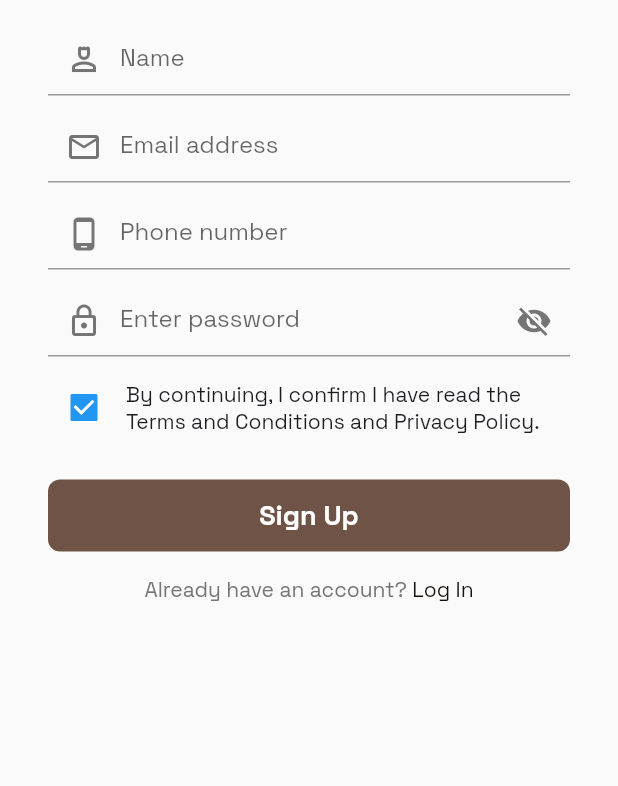
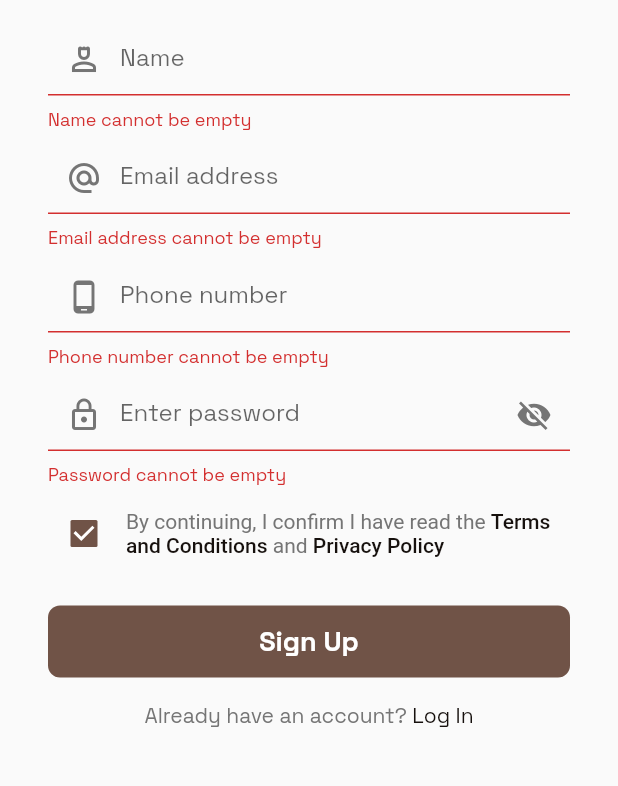
Before and after one commit to faetysal/eazi_ride, a Flutter app: the Signup screen opened directly, after a tap on "Sign Up", on a phone screen of 412 x 824 dp, the part 182-968 px from its top. Run offline on Flutter 3.47's test engine with Material 3 defaults, Android fonts, the light colour scheme and no system bars; our stand-ins replace email_validator, flutter_svg, get, get_storage, google_fonts, hugeicons and 2 more; accounts and stored records are empty.

Commit message:
Add validation to sign up form

```diff
--- a/lib/src/components/input.dart
+++ b/lib/src/components/input.dart
@@ -1,5 +1,6 @@
 import 'package:eazi_ride/src/config.dart';
 import 'package:flutter/material.dart';
+import 'package:flutter/services.dart';
 
 class Input extends StatelessWidget {
   final TextEditingController? controller;
@@ -10,6 +11,8 @@ class Input extends StatelessWidget {
   final Function()? onSuffixIconTap;
   final bool obscureText;
   final bool readOnly;
+  final List<TextInputFormatter>? inputFormatters;
+  final TextInputType? keyboardType;
 
   const Input({
     super.key,
@@ -20,7 +23,9 @@ class Input extends StatelessWidget {
     this.suffixIcon,
     this.onSuffixIconTap,
     this.obscureText = false,
-    this.readOnly = false
+    this.readOnly = false,
+    this.inputFormatters,
+    this.keyboardType
   });
 
   @override
@@ -42,8 +47,10 @@ class Input extends StatelessWidget {
             child: Icon(suffixIcon)
           )
           : null,
-        focusedBorder: _buildInputBorder()
+        focusedBorder: _buildInputBorder(),
       ),
+      inputFormatters: inputFormatters,
+      keyboardType: keyboardType
     );
   }
 
--- a/lib/src/views/login.dart
+++ b/lib/src/views/login.dart
@@ -6,24 +6,24 @@ import 'package:eazi_ride/src/views/home.dart';
 import 'package:flutter/material.dart';
 import 'package:flutter_svg/svg.dart';
 import 'package:get/get.dart';
+import 'package:hugeicons/hugeicons.dart';
 
 import 'forgot_password.dart';
 import 'signup.dart';
 
 class Login extends StatelessWidget {
-  final LoginController controller = Get.put(LoginController());
-
-  Login({super.key});
+  const Login({super.key});
 
   @override
   Widget build(BuildContext context) {
+    final LoginController controller = Get.put(LoginController());
 
     return Scaffold(
       body: Stack(
         children: [
           SingleChildScrollView(
             child: Container(
-              padding: const EdgeInsets.fromLTRB(16, kToolbarHeight + 24, 16, 16),
+              padding: const EdgeInsets.fromLTRB(16, kToolbarHeight + 24, 16, 40),
               height: MediaQuery.of(context).size.height,
               child: Column(
                 mainAxisAlignment: MainAxisAlignment.spaceEvenly,
@@ -59,7 +59,7 @@ class Login extends StatelessWidget {
                                 return null;
                               },
                               placeholder: 'Email address',
-                              prefixIcon: Icons.person_4_outlined,
+                              prefixIcon: Icons.alternate_email,
                             )
                           ),
                           const SizedBox(height: 16),
@@ -118,7 +118,7 @@ class Login extends StatelessWidget {
                                 color: colorGrey
                               )),
                               InkWell(
-                                onTap: () => Get.off(const Signup(), id: 0),
+                                onTap: () => Get.off(Signup(), id: 0),
                                 child: Text('Sign Up', style: TextStyle(
                                   color: colorBlack
                                 )),
@@ -147,7 +147,7 @@ class Login extends StatelessWidget {
 }
 
 class LoginController extends GetxController {
-  final formKey = GlobalKey<FormState>();
+  late GlobalKey<FormState> formKey;
   Rx<AutovalidateMode> validateMode = AutovalidateMode.disabled.obs;
   RxBool hidePassword = true.obs;
   RxBool authenticating = false.obs;
@@ -158,6 +158,7 @@ class LoginController extends GetxController {
   @override
   void onInit() {
     super.onInit();
+    formKey = GlobalKey();
     emailCtrl = TextEditingController();
     passwordCtrl = TextEditingController();
   }
--- a/lib/src/views/signup.dart
+++ b/lib/src/views/signup.dart
@@ -1,8 +1,11 @@
 import 'package:eazi_ride/src/components/button.dart';
 import 'package:eazi_ride/src/components/input.dart';
+import 'package:eazi_ride/src/components/loader.dart';
 import 'package:eazi_ride/src/config.dart';
 import 'package:eazi_ride/src/views/home.dart';
+import 'package:email_validator/email_validator.dart';
 import 'package:flutter/material.dart';
+import 'package:flutter/services.dart';
 import 'package:flutter_svg/svg.dart';
 import 'package:get/get.dart';
 
@@ -13,51 +16,91 @@ class Signup extends StatelessWidget {
 
   @override
   Widget build(BuildContext context) {
+    final SignupController controller = Get.put(SignupController());
+
     return Scaffold(
-      body: SingleChildScrollView(
+      body: Stack(
+        children: [
+          SingleChildScrollView(
             child: Container(
               padding: const EdgeInsets.fromLTRB(16, kToolbarHeight + 24, 16, 16),
               height: MediaQuery.of(context).size.height,
               child: Column(
                 children: [
-              Text('EaziRide', style: TextStyle(
+                  const Text('EaziRide', style: TextStyle(
                     fontSize: 32,
                     fontWeight: FontWeight.bold
                   ), textAlign: TextAlign.center),
                   const SizedBox(height: 16),
                   Container(
                     // color: Colors.yellow,
-                padding: EdgeInsets.symmetric(horizontal: 16),
-                child: Form(
+                    padding: const EdgeInsets.symmetric(horizontal: 16),
+                    child: Obx(() => Form(
+                      key: controller.formKey,
+                      autovalidateMode: controller.validateMode.value,
                       child: Column(
                         children: [
-                      SizedBox(
-                        height: 50,
+                          FormFieldBox(
                             child: Input(
+                              controller: controller.nameCtrl,
+                              validator: (v) {
+                                if (v == null || v.isEmpty) {
+                                  return 'Name cannot be empty';
+                                } return null;
+                              },
                               placeholder: 'Name',
                               prefixIcon: Icons.person_4_outlined,
                             )
                           ),
                           const SizedBox(height: 8),
-                      SizedBox(
-                        height: 50,
+                          FormFieldBox(
                             child: Input(
+                              controller: controller.emailCtrl,
+                              validator: (v) {
+                                if (v == null || v.isEmpty) {
+                                  return 'Email address cannot be empty';
+                                }
+
+                                if (!EmailValidator.validate(v)) {
+                                  return 'Please enter a valid email address';
+                                }
+
+                                return null;
+                              },
                               placeholder: 'Email address',
-                          prefixIcon: Icons.email_outlined,
+                              prefixIcon: Icons.alternate_email,
                             )
                           ),
                           const SizedBox(height: 8),
-                      SizedBox(
-                        height: 50,
+                          FormFieldBox(
                             child: Input(
+                              controller: controller.phoneCtrl,
+                              validator: (v) {
+                                if (v == null || v.isEmpty) {
+                                  return 'Phone number cannot be empty';
+                                }
+
+                                if (v.length != 11 && v.length != 13) {
+                                  return 'Invalid phone number';
+                                }
+
+                                return null;
+                              },
                               placeholder: 'Phone number',
                               prefixIcon: Icons.phone_android_outlined,
+                              inputFormatters: [FilteringTextInputFormatter.digitsOnly],
+                              keyboardType: TextInputType.phone,
                             )
                           ),
                           const SizedBox(height: 8),
-                      SizedBox(
-                        height: 50,
+                          FormFieldBox(
                             child: Input(
+                              controller: controller.passwordCtrl,
+                              validator: (v) {
+                                if (v == null || v.isEmpty) {
+                                  return 'Password cannot be empty';
+                                } return null;
+                              },
                               placeholder: 'Enter password',
                               obscureText: true,
                               prefixIcon: Icons.lock_outline,
@@ -70,11 +113,29 @@ class Signup extends StatelessWidget {
                             children: [
                               Checkbox(
                                 value: true,
-                            onChanged: (v) {}
+                                onChanged: (v) {},
+                                checkColor: Colors.white,
+                                activeColor: colorPrimary,
                               ),
                               const SizedBox(width: 4),
                               Expanded(
-                            child: Text('By continuing, I confirm I have read the Terms and Conditions and Privacy Policy.')
+                                child: RichText(
+                                  text: const TextSpan(
+                                    style: TextStyle(color: colorGrey),
+                                    children: [
+                                      TextSpan(text: 'By continuing, I confirm I have read the '),
+                                      TextSpan(
+                                        text: 'Terms and Conditions ',
+                                        style: TextStyle(color: colorBlack, fontWeight: FontWeight.w500)
+                                      ),
+                                      TextSpan(text: 'and '),
+                                      TextSpan(
+                                        text: 'Privacy Policy',
+                                        style: TextStyle(color: colorBlack, fontWeight: FontWeight.w500)
+                                      )
+                                    ]
+                                  )
+                                )
                               )
                             ],
                           ),
@@ -84,7 +145,14 @@ class Signup extends StatelessWidget {
                             height: 48,
                             width: double.infinity,
                             child: Button(
-                          onPressed: () => Get.off(const Home(), id: 0),
+                              onPressed: () {
+                                FocusScopeNode currFocus = FocusScope.of(context);
+                                if (!currFocus.hasPrimaryFocus) {
+                                  currFocus.unfocus();
+                                }
+
+                                controller.signup();
+                              },
                               label: 'Sign Up',
                               //icon: Icons.arrow_circle_right
                             )
@@ -106,12 +174,77 @@ class Signup extends StatelessWidget {
                           )
                         ],
                       ),
-                )
+                    ))
                   )
                 ],
               )
             ),
+          ),
+          Obx(() {
+            if (controller.processing.value) {
+              return const Loader();
+            }
+
+            return Container();
+          })
+        ],
       )
     );
   }
 }
+
+class FormFieldBox extends StatelessWidget {
+  final Widget? child;
+
+  const FormFieldBox({super.key, this.child});
+
+  @override
+  Widget build(BuildContext context) {
+
+    return ConstrainedBox(
+      constraints: BoxConstraints(minHeight: 50),
+      child: child,
+    );
+  }
+}
+
+class SignupController extends GetxController {
+  late GlobalKey<FormState> formKey;
+  Rx<AutovalidateMode> validateMode = AutovalidateMode.disabled.obs;
+  RxBool hidePassword = true.obs;
+  RxBool processing = false.obs;
+
+  late TextEditingController nameCtrl;
+  late TextEditingController emailCtrl;
+  late TextEditingController phoneCtrl;
+  late TextEditingController passwordCtrl;
+
+  @override
+  void onInit() {
+    super.onInit();
+    formKey = GlobalKey();
+    nameCtrl = TextEditingController();
+    emailCtrl = TextEditingController();
+    phoneCtrl = TextEditingController();
+    passwordCtrl = TextEditingController();
+  }
+
+  @override
+  void onClose() {
+    nameCtrl.dispose();
+    emailCtrl.dispose();
+    phoneCtrl.dispose();
+    passwordCtrl.dispose();
+    super.onClose();
+  }
+
+  void signup() async {
+    if (formKey.currentState!.validate()) {
+      processing.value = true;
+
+
+    } else {
+      validateMode.value = AutovalidateMode.onUserInteraction;
+    }
+  }
+}
--- a/pubspec.yaml
+++ b/pubspec.yaml
@@ -42,6 +42,7 @@ dependencies:
   flutter_svg: ^2.0.17
   pin_code_fields: ^8.0.1
   hugeicons: ^0.0.7
+  email_validator: ^3.0.0
 
 dev_dependencies:
   flutter_test:
```
Also changed, not shown: pubspec.lock. Lines whose indentation alone changed are shown as unchanged.
